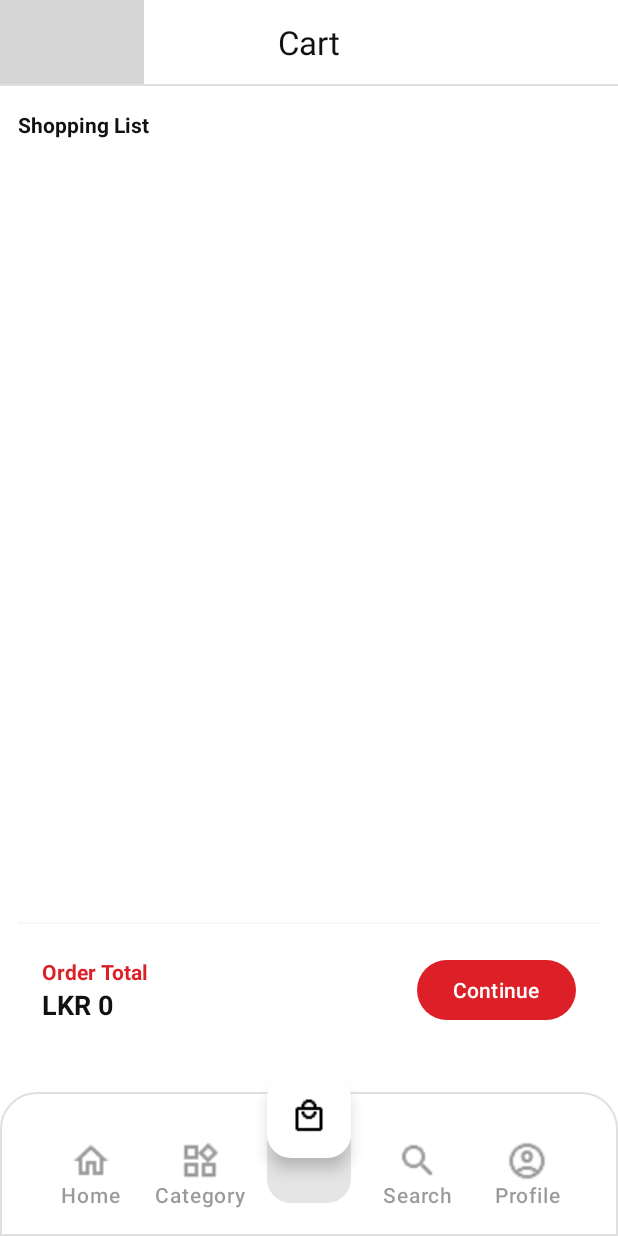
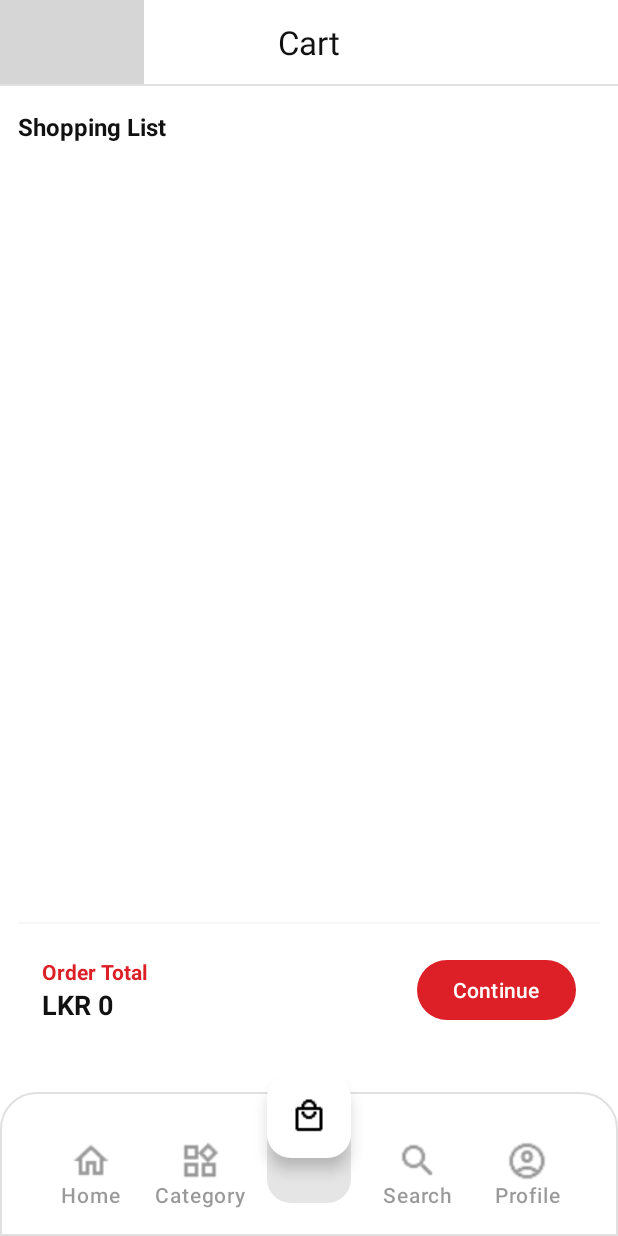
Before and after one commit to LakshithaAbeysinghe/ElberPartsApp, an Android app: the CartFragment screen opened through its navigation route, on a phone screen of 412 x 824 dp. Run offline under Robolectric (Android 15) with nearby library versions, the phone set to English and light mode, and no system bars; our stand-ins replace navigation-ui; 3 statements that could not run were skipped; grey boxes are pictures that could not be loaded.

Commit message:
Update fragment_cart.xml: Adjust margins and text sizes for improved layout

```diff
--- a/app/src/main/res/layout/fragment_cart.xml
+++ b/app/src/main/res/layout/fragment_cart.xml
@@ -47,9 +47,10 @@
         android:layout_width="wrap_content"
         android:layout_height="wrap_content"
         android:layout_marginTop="8dp"
+        android:layout_marginBottom="4dp"
         android:text="Shopping List"
         android:textColor="@color/text_primary"
-        android:textSize="14sp"
+        android:textSize="16sp"
         android:textStyle="bold" />
 
     <!-- Empty state -->
@@ -57,8 +58,9 @@
         android:id="@+id/tvEmpty"
         android:layout_width="match_parent"
         android:layout_height="wrap_content"
-        android:layout_marginTop="24dp"
+        android:layout_marginTop="260dp"
         android:gravity="center"
+        android:textSize="24sp"
         android:text="Cart is Empty"
         android:textColor="@color/text_secondary"
         android:visibility="gone" />
@@ -67,6 +69,7 @@
     <androidx.recyclerview.widget.RecyclerView
         android:id="@+id/rvCart"
         android:layout_width="match_parent"
+        android:layout_marginBottom="2dp"
         android:layout_height="0dp"
         android:layout_weight="1"
         android:clipToPadding="false"
```
